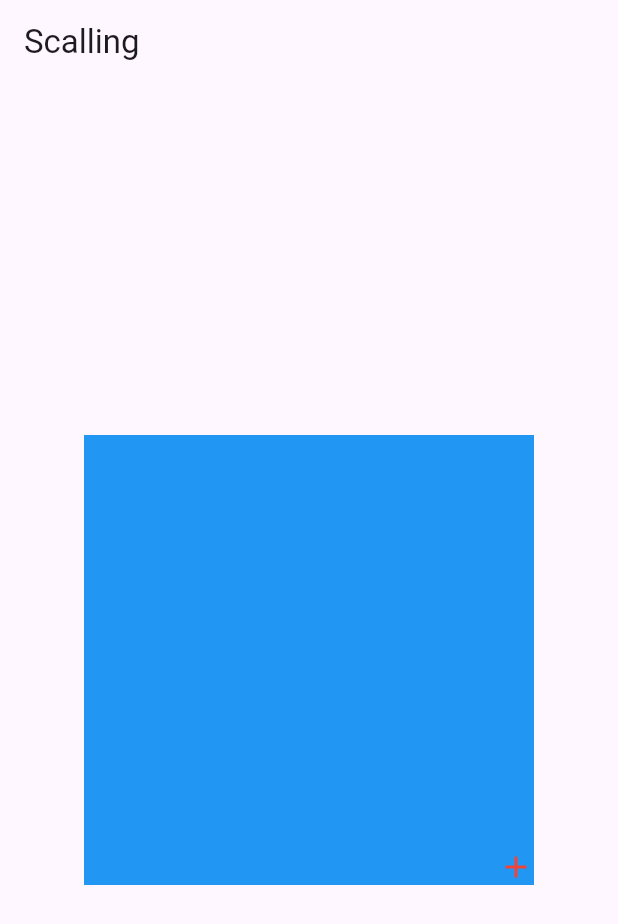
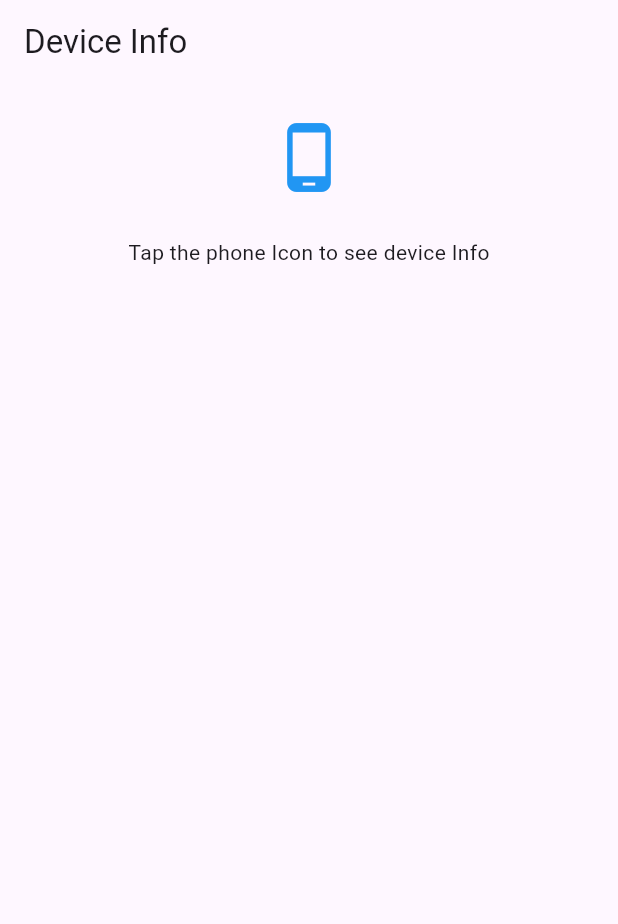
Before and after one commit to Sonykhan1121/Flutter-Full-Stack-Development, a Flutter app: the screen it shows after launch, on a phone screen of 412 x 824 dp. Shown: the top 924 px of the screen. Run offline on Flutter 3.47's test engine with Material 3 defaults, Android fonts, the phone set to English and light mode, and no system bars; our stand-ins replace azlistview, cached_network_image, camera, device_info_plus, dio, fl_chart and 6 more; missing offline and left inert: audio_session, gallery_saver_plus; project files that could hold a hidden picture were left out.

Commit message:
Add a feature about getting unique id of a phone

```diff
--- /dev/null
+++ b/03 Practice Basic Flutter Projects/test_widget/lib/deviceIdentify/findDevice.dart
@@ -0,0 +1,79 @@
+import 'dart:io';
+
+import 'package:device_info_plus/device_info_plus.dart';
+import 'package:flutter/material.dart';
+
+class Finddevice extends StatefulWidget {
+  const Finddevice({super.key});
+
+  @override
+  State<Finddevice> createState() => _FinddeviceState();
+}
+
+class _FinddeviceState extends State<Finddevice> {
+  String _deviceInfo = "Tap the phone Icon to see device Info";
+
+
+  Future<void> _getDeviceInfo() async {
+    DeviceInfoPlugin deviceInfoPlugin = DeviceInfoPlugin();
+    String info = '';
+
+    if (Platform.isAndroid) {
+      AndroidDeviceInfo androidDeviceInfo = await deviceInfoPlugin.androidInfo;
+      info = '''
+      Id : ${androidDeviceInfo.id}
+Brand: ${androidDeviceInfo.brand}
+Model: ${androidDeviceInfo.model}
+Android Version: ${androidDeviceInfo.version.release}
+SDK: ${androidDeviceInfo.version.sdkInt}
+Device: ${androidDeviceInfo.device}
+Manufacturer: ${androidDeviceInfo.manufacturer}
+      ''';
+    }
+    else if (Platform.isIOS) {
+      IosDeviceInfo iosInfo = await deviceInfoPlugin.iosInfo;
+      info = '''
+      Id : ${iosInfo.identifierForVendor}
+Model: ${iosInfo.utsname.machine}
+System Name: ${iosInfo.systemName}
+System Version: ${iosInfo.systemVersion}
+Device Name: ${iosInfo.name}
+Identifier: ${iosInfo.identifierForVendor}
+      ''';
+    }
+    else {
+      info = "Unsupported Platform";
+    }
+    setState(() {
+      _deviceInfo = info;
+    });
+  }
+
+  @override
+  Widget build(BuildContext context) {
+    return Scaffold(
+      appBar: AppBar(title: Text('Device Info')),
+      body: Padding(
+        padding: const EdgeInsets.all(16.0),
+        child: Center(
+          child: Column(
+            mainAxisAlignment: MainAxisAlignment.center,
+            crossAxisAlignment: CrossAxisAlignment.center,
+            children: [
+              IconButton(
+                icon: Icon(Icons.phone_android, size: 50, color: Colors.blue),
+                onPressed: _getDeviceInfo,
+              ),
+              SizedBox(height: 20),
+              Expanded(
+                child: SingleChildScrollView(
+                  child: Text(_deviceInfo),
+                ),
+              ),
+            ],
+          ),
+        ),
+      ),
+    );
+  }
+}
--- a/03 Practice Basic Flutter Projects/test_widget/lib/main.dart
+++ b/03 Practice Basic Flutter Projects/test_widget/lib/main.dart
@@ -4,6 +4,7 @@ import 'package:provider/provider.dart';
 import 'package:test_widget/TextExpandFeatures/provider/text_expanded_provider.dart';
 import 'package:test_widget/api_features/providers/comments_provider.dart';
 import 'package:test_widget/api_features/providers/posts_provider.dart';
+import 'package:test_widget/deviceIdentify/findDevice.dart';
 import 'package:test_widget/routes_features/onGenerateroute/routes/app_router_version1.dart';
 
 import 'gesturedetector_features/gesture.dart';
@@ -41,7 +42,7 @@ class MyApp extends StatelessWidget {
             // onGenerateRoute: AppRouterVersion1.route,
 
             // initialRoute: "/camera_handler",
-            home: Scale(),
+            home: Finddevice(),
           );
         },
       ),
--- a/03 Practice Basic Flutter Projects/test_widget/pubspec.yaml
+++ b/03 Practice Basic Flutter Projects/test_widget/pubspec.yaml
@@ -42,6 +42,7 @@ dependencies:
   gallery_saver_plus: ^3.2.4
   path: ^1.9.1
   html: ^0.15.5
+  device_info_plus: ^11.3.3
 
 
 
```
Also changed, not shown: 03 Practice Basic Flutter Projects/test_widget/pubspec.lock, 1 other file.
